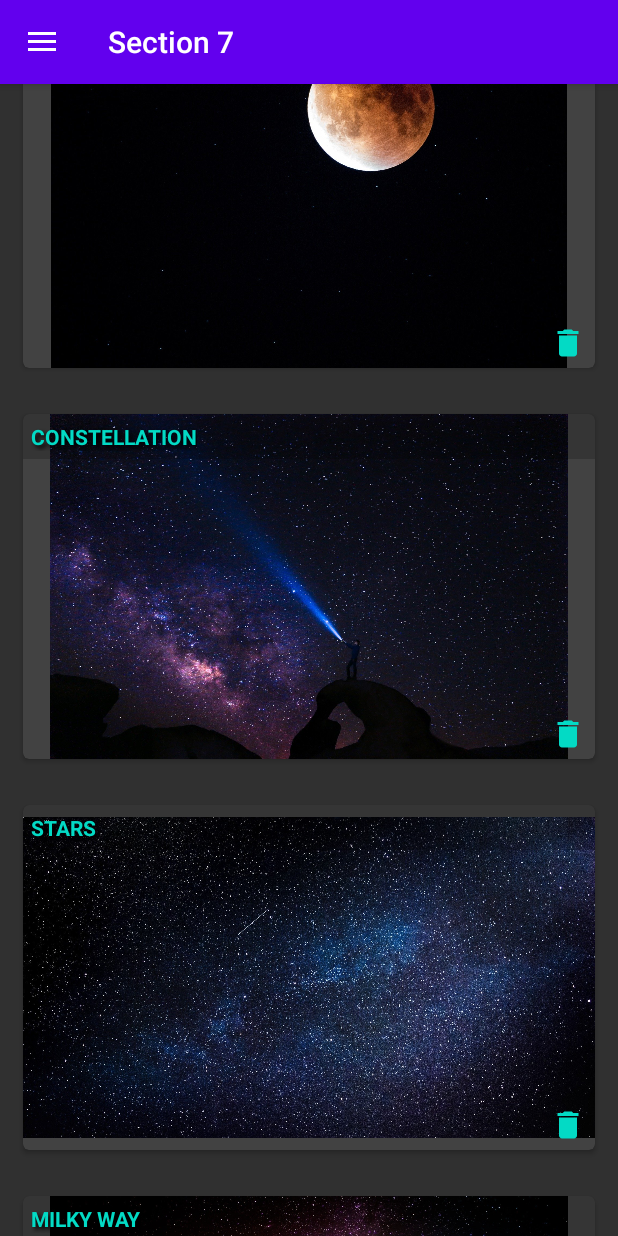
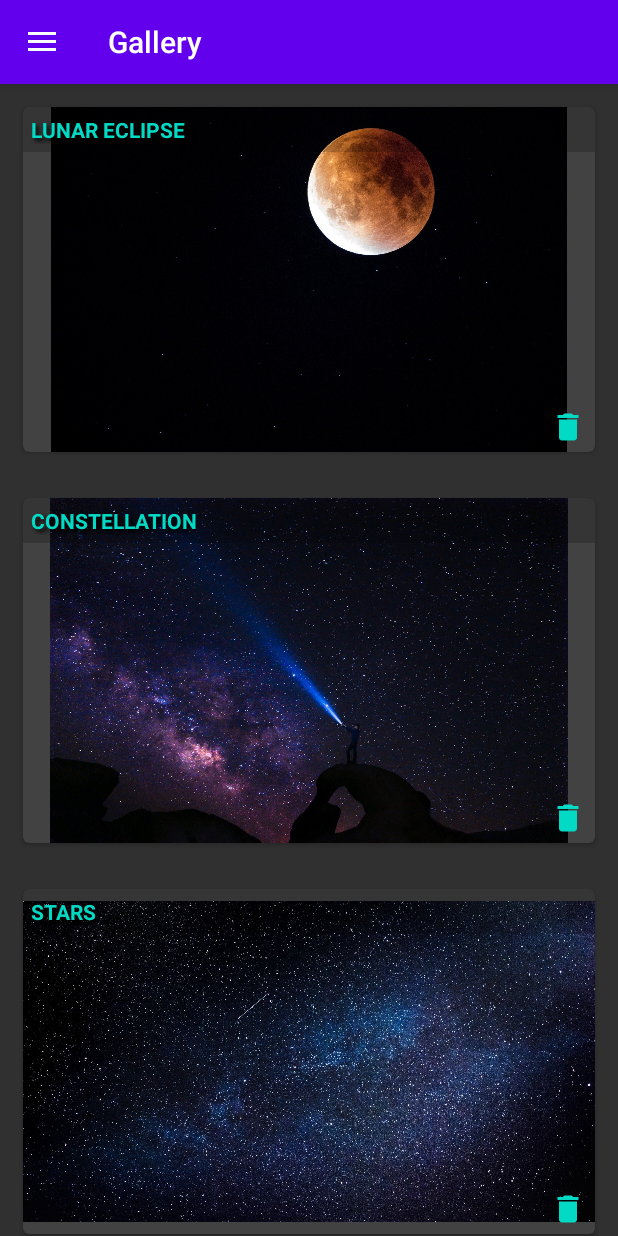
Before and after one commit to DavidGlezQ/Seccion7UdemyKotlin, an Android app: the fragment ArrivalsFragment placed in its activity, in the side drawer, after a tap on "Gallery", on a phone screen of 412 x 824 dp. Run offline under Robolectric (Android 15) with nearby library versions, the phone set to English and light mode, and no system bars; our stand-ins replace Picasso.

Commit message:
update 03/06/20
Se corrigen todos los errores dejando la app funcional.
Se corrige los margenes en la galeria y la toolbar .
Se agrega el titulo en la toolbar para cada fragment.

```diff
--- a/app/src/main/java/com/example/seccion7udemykotlin/fragments/ArrivalsFragment.kt
+++ b/app/src/main/java/com/example/seccion7udemykotlin/fragments/ArrivalsFragment.kt
@@ -8,16 +8,10 @@ import android.view.ViewGroup
 
 import com.example.seccion7udemykotlin.R
 
-/**
- * A simple [Fragment] subclass.
- */
 class ArrivalsFragment : Fragment() {
 
-    override fun onCreateView(
-        inflater: LayoutInflater, container: ViewGroup?,
-        savedInstanceState: Bundle?
-    ): View? {
-        // Inflate the layout for this fragment
+    override fun onCreateView(inflater: LayoutInflater, container: ViewGroup?, savedInstanceState: Bundle?): View? {
+        activity?.setTitle(R.string.other_fragment_title)
         return inflater.inflate(R.layout.fragment_arrivals, container, false)
     }
 
--- a/app/src/main/java/com/example/seccion7udemykotlin/fragments/DeparturesFragment.kt
+++ b/app/src/main/java/com/example/seccion7udemykotlin/fragments/DeparturesFragment.kt
@@ -24,6 +24,7 @@ class DeparturesFragment : Fragment() {
     private val layoutManager by lazy { LinearLayoutManager(context) }
 
     override fun onCreateView(inflater: LayoutInflater, container: ViewGroup?, savedInstanceState: Bundle?): View? {
+        activity?.setTitle(R.string.departures_fragment_title)
         val rootView = inflater.inflate(R.layout.fragment_departures, container, false)
         recycler = rootView.recyclerView as RecyclerView
         setRecyclerView()
--- a/app/src/main/java/com/example/seccion7udemykotlin/fragments/HomeFragment.kt
+++ b/app/src/main/java/com/example/seccion7udemykotlin/fragments/HomeFragment.kt
@@ -9,8 +9,8 @@ import android.view.ViewGroup
 import com.example.seccion7udemykotlin.R
 
 class HomeFragment : Fragment() {
-    override fun onCreateView(
-        inflater: LayoutInflater, container: ViewGroup?, savedInstanceState: Bundle?): View? {
+    override fun onCreateView(inflater: LayoutInflater, container: ViewGroup?, savedInstanceState: Bundle?): View? {
+        activity?.setTitle(R.string.home_fragment_title)
         return inflater.inflate(R.layout.fragment_home, container, false)
     }
 
--- a/app/src/main/res/layout/activity_main.xml
+++ b/app/src/main/res/layout/activity_main.xml
@@ -21,7 +21,8 @@
     <FrameLayout
         android:id="@+id/container"
         android:layout_width="match_parent"
-        android:layout_height="match_parent"/>
+        android:layout_height="match_parent"
+        android:layout_marginTop="?attr/actionBarSize"/>
 
     </androidx.constraintlayout.widget.ConstraintLayout>
 
```
